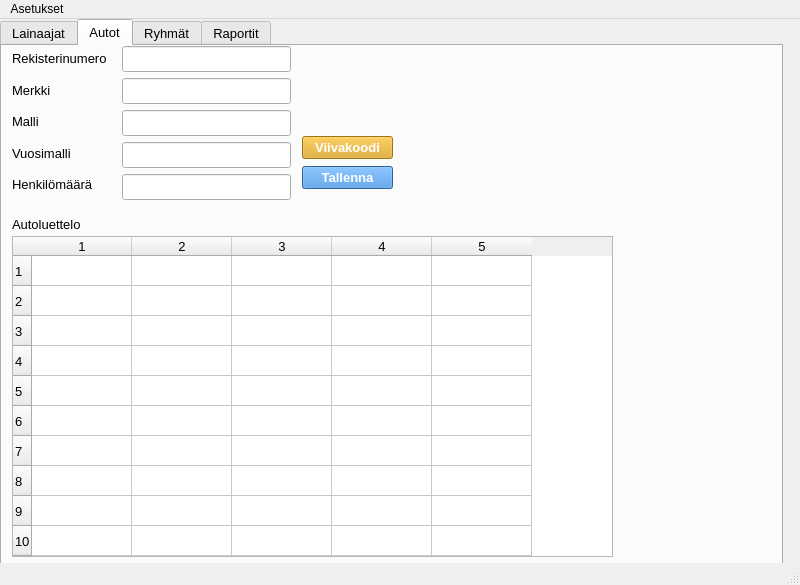
Before: the Qt Designer form administrative.ui in TiViOpetus/Autolainaus, drawn with Qt 5.
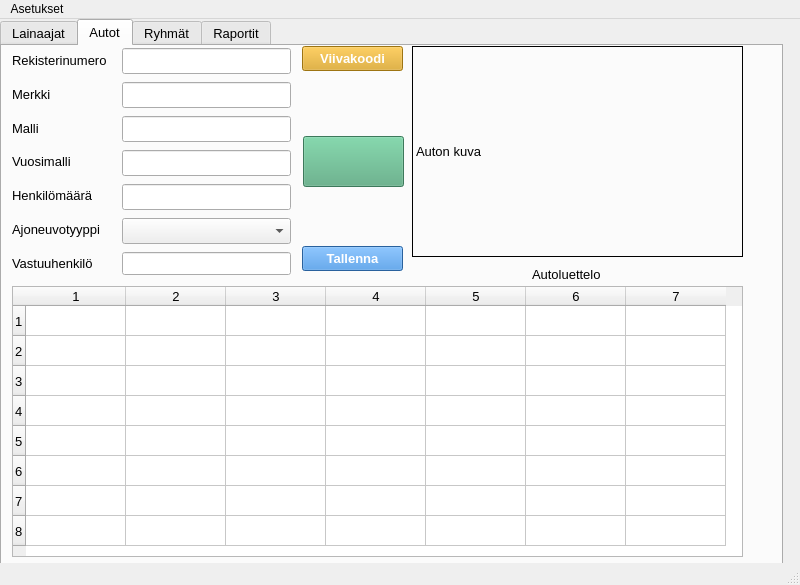
After: the same form once the commit is applied. The open tabs and pages were chosen to show the change. Icons and pictures are not drawn.

What changed in the file:
```diff
--- a/administrative.ui
+++ b/administrative.ui
@@ -280,7 +280,7 @@
         <x>10</x>
         <y>0</y>
         <width>101</width>
-        <height>151</height>
+        <height>231</height>
        </rect>
       </property>
       <layout class="QVBoxLayout" name="vehicleLabelsVerticalLayout">
@@ -344,6 +344,20 @@
          </property>
         </widget>
        </item>
+       <item>
+        <widget class="QLabel" name="vehicleTypeLabel">
+         <property name="text">
+          <string>Ajoneuvotyyppi</string>
+         </property>
+        </widget>
+       </item>
+       <item>
+        <widget class="QLabel" name="vehicleOwnerLabel">
+         <property name="text">
+          <string>Vastuuhenkilö</string>
+         </property>
+        </widget>
+       </item>
       </layout>
      </widget>
      <widget class="QWidget" name="layoutWidget_2">
@@ -352,7 +366,7 @@
         <x>120</x>
         <y>0</y>
         <width>169</width>
-        <height>156</height>
+        <height>231</height>
        </rect>
       </property>
       <layout class="QVBoxLayout" name="vehicleInputsVerticalLayout">
@@ -401,15 +415,27 @@
          </property>
         </widget>
        </item>
+       <item>
+        <widget class="QComboBox" name="vehicleTypeComboBox">
+         <property name="font">
+          <font>
+           <pointsize>11</pointsize>
+          </font>
+         </property>
+        </widget>
+       </item>
+       <item>
+        <widget class="QLineEdit" name="vehicleOwnerLineEdit"/>
+       </item>
       </layout>
      </widget>
      <widget class="QPushButton" name="saveVehiclePushButton">
       <property name="geometry">
        <rect>
         <x>300</x>
-        <y>120</y>
-        <width>91</width>
-        <height>23</height>
+        <y>200</y>
+        <width>101</width>
+        <height>25</height>
        </rect>
       </property>
       <property name="font">
@@ -433,9 +459,9 @@
       <property name="geometry">
        <rect>
         <x>300</x>
-        <y>90</y>
-        <width>91</width>
-        <height>23</height>
+        <y>0</y>
+        <width>101</width>
+        <height>25</height>
        </rect>
       </property>
       <property name="font">
@@ -459,19 +485,19 @@
       <property name="geometry">
        <rect>
         <x>10</x>
-        <y>190</y>
-        <width>601</width>
-        <height>321</height>
+        <y>240</y>
+        <width>731</width>
+        <height>271</height>
        </rect>
       </property>
       <property name="cursor" stdset="0">
        <cursorShape>ForbiddenCursor</cursorShape>
       </property>
       <property name="rowCount">
-       <number>10</number>
+       <number>8</number>
       </property>
       <property name="columnCount">
-       <number>5</number>
+       <number>7</number>
       </property>
       <row/>
       <row/>
@@ -481,8 +507,8 @@
       <row/>
       <row/>
       <row/>
-      <row/>
-      <row/>
+      <column/>
+      <column/>
       <column/>
       <column/>
       <column/>
@@ -492,8 +518,8 @@
      <widget class="QLabel" name="vehicleListLabel">
       <property name="geometry">
        <rect>
-        <x>10</x>
-        <y>170</y>
+        <x>530</x>
+        <y>220</y>
         <width>101</width>
         <height>16</height>
        </rect>
@@ -502,6 +528,47 @@
        <string>Autoluettelo</string>
       </property>
      </widget>
+     <widget class="QPushButton" name="openPicturePushButton">
+      <property name="geometry">
+       <rect>
+        <x>301</x>
+        <y>90</y>
+        <width>101</width>
+        <height>51</height>
+       </rect>
+      </property>
+      <property name="styleSheet">
+       <string notr="true">background-color: rgb(85, 170, 127);</string>
+      </property>
+      <property name="text">
+       <string/>
+      </property>
+      <property name="icon">
+       <iconset theme="camera-photo"/>
+      </property>
+      <property name="iconSize">
+       <size>
+        <width>24</width>
+        <height>24</height>
+       </size>
+      </property>
+     </widget>
+     <widget class="QLabel" name="vehiclePictureLabel">
+      <property name="geometry">
+       <rect>
+        <x>410</x>
+        <y>0</y>
+        <width>331</width>
+        <height>211</height>
+       </rect>
+      </property>
+      <property name="frameShape">
+       <enum>QFrame::Shape::Box</enum>
+      </property>
+      <property name="text">
+       <string>Auton kuva</string>
+      </property>
+     </widget>
     </widget>
     <widget class="QWidget" name="groupsTab">
      <attribute name="title">
```
Left out of the diff: 2 changed lines with no effect on the pictures.
